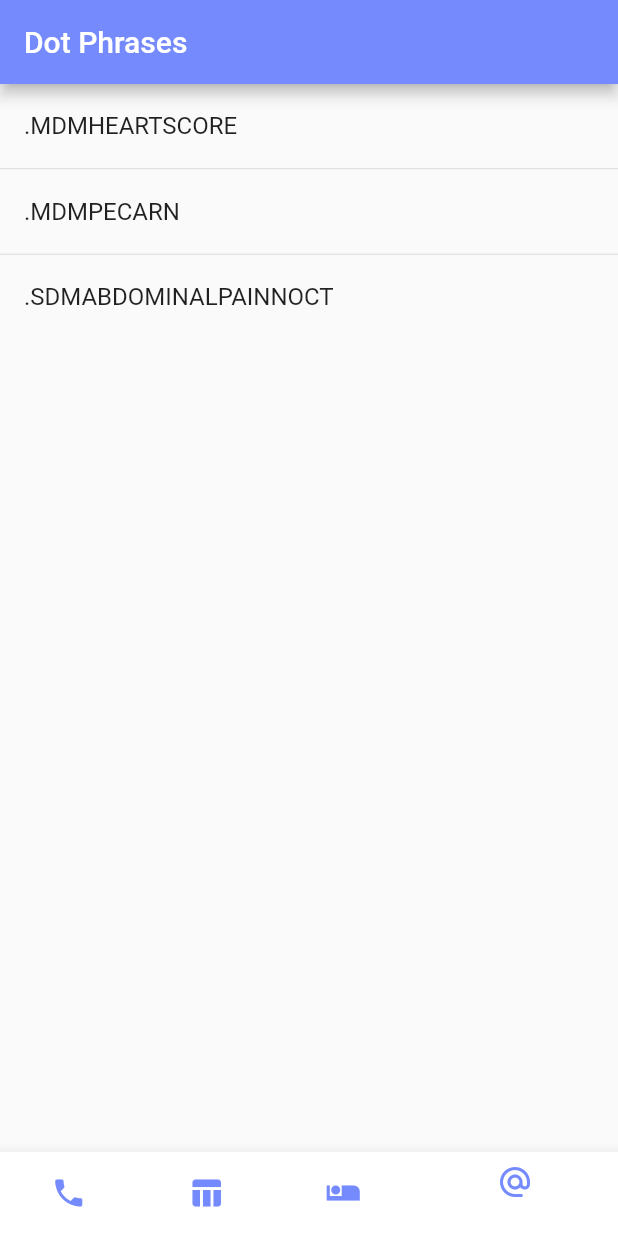
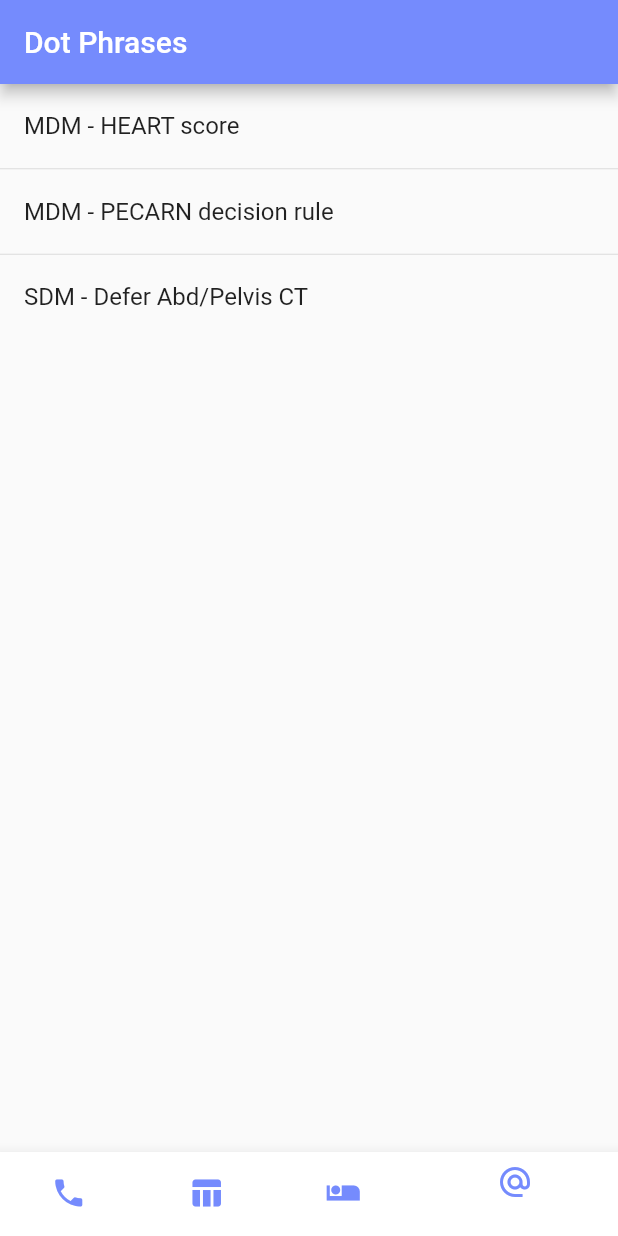
Before and after one commit to cgaaf/em_department_guide, a Flutter app: the screen it shows after launch, item 4 of the bottom bar chosen, on a phone screen of 412 x 824 dp. Run offline on Flutter 3.47's test engine with Material 2 defaults, Android fonts, the phone set to English and light mode, and no system bars; our stand-ins replace flutter_markdown, font_awesome_flutter.

```diff
--- a/lib/screens/dotphrases/dot_phrase_navigation_screen.dart
+++ b/lib/screens/dotphrases/dot_phrase_navigation_screen.dart
@@ -2,22 +2,26 @@ import 'package:em_department_guide/constants.dart';
 import 'package:flutter/material.dart';
 
 class DotPhrase {
+  final String title;
   final String phrase;
   final String description;
 
-  DotPhrase({this.phrase, this.description});
+  DotPhrase({this.title, this.phrase, this.description});
 }
 
 List<DotPhrase> dotPhraseList = [
   DotPhrase(
+      title: 'MDM - HEART score',
       phrase: '.MDMHEARTSCORE',
       description:
           'Documents heart score and disposition plan based on result'),
   DotPhrase(
+      title: 'MDM - PECARN decision rule',
       phrase: '.MDMPECARN',
       description:
           'Documents PECARN Head CT decision rule when evaluated pediatric head trauma'),
   DotPhrase(
+      title: 'SDM - Defer Abd/Pelvis CT',
       phrase: '.SDMABDOMINALPAINNOCT',
       description:
           'Documents shared decision making conversation regarding Abdomen/Pelvis CT in an otherwise low risk abdominal pain presentation'),
@@ -32,7 +36,7 @@ class DotPhraseNavigationScreen extends StatelessWidget {
         ),
         body: ListView.separated(
             itemBuilder: (_, index) => ListTile(
-                  title: Text(dotPhraseList[index].phrase),
+                  title: Text(dotPhraseList[index].title),
                   onTap: () {
                     showDialog(
                         context: context,
--- a/lib/widgets/phone_number_listview.dart
+++ b/lib/screens/phone/phone_number_listview.dart
@@ -1,6 +1,6 @@
 import 'package:flutter/material.dart';
 import 'package:url_launcher/url_launcher.dart';
-import '../screens/phone/phone_number.dart';
+import 'phone_number.dart';
 
 class PhoneNumberListView extends StatelessWidget {
   final List<PhoneNumber> phoneNumbers;
--- a/lib/screens/phone/phone_number_navigation_screen.dart
+++ b/lib/screens/phone/phone_number_navigation_screen.dart
@@ -1,4 +1,4 @@
-import 'package:em_department_guide/widgets/phone_number_listview.dart';
+import 'package:em_department_guide/screens/phone/phone_number_listview.dart';
 import 'package:flutter/material.dart';
 import 'package:font_awesome_flutter/font_awesome_flutter.dart';
 import 'phone_numbers.dart';
```
Also changed, not shown: lib/widgets/category_list_view.dart (added, +33 -0 lines).
